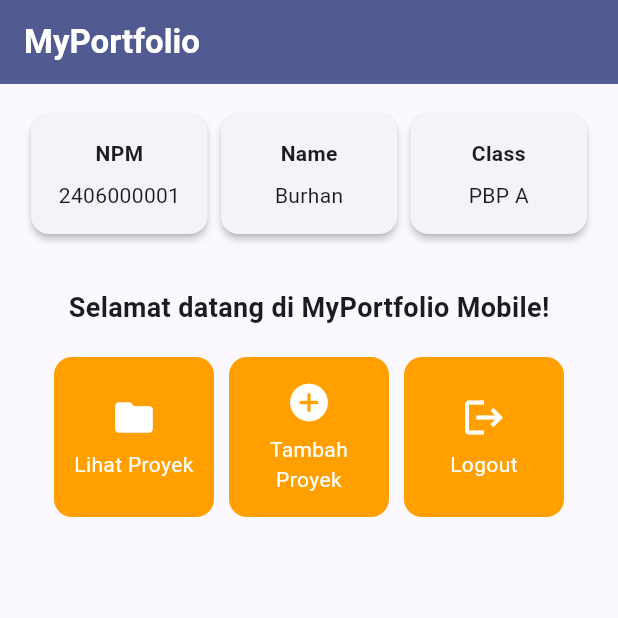
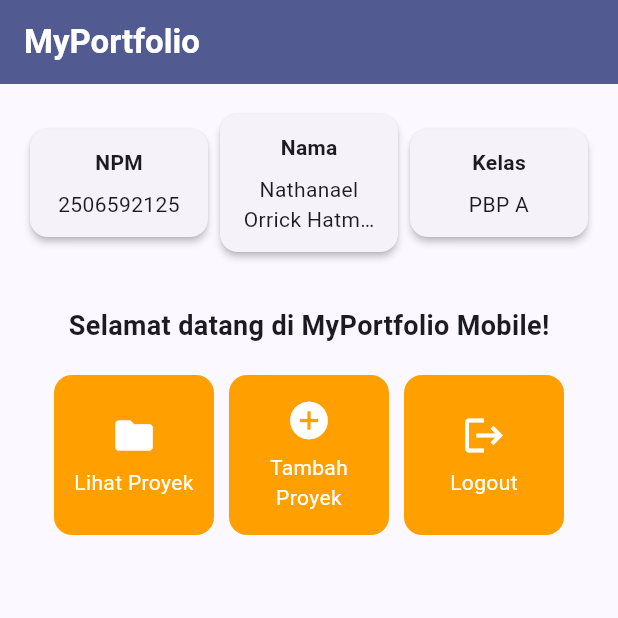
Before and after one commit to Vindicatree/my-portfolio_mobile, a Flutter app: the screen it shows after launch, on a phone screen of 412 x 824 dp, the top half of it. Run offline on Flutter 3.47's test engine with Material 3 defaults, Android fonts, the phone set to English and light mode, and no system bars.

Commit message:
Identitas dan kartu profil

```diff
--- a/lib/menu.dart
+++ b/lib/menu.dart
@@ -3,8 +3,8 @@ import 'package:flutter/material.dart';
 class MyHomePage extends StatelessWidget {
   MyHomePage({super.key});
 
-  final String npm = "2406000001";
-  final String nama = "Burhan";
+  final String npm = "2506592125";
+  final String nama = "Nathanael Orrick Hatmoko";
   final String kelas = "PBP A";
 
   final List<ItemHomepage> items = [
@@ -36,11 +36,10 @@ class MyHomePage extends StatelessWidget {
             children: [
                 // Baris horizontal untuk menampilkan 3 InfoCard secara sejajar.
                 Row(
-                mainAxisAlignment: MainAxisAlignment.spaceEvenly,
                 children: [
-                    InfoCard(title: 'NPM', content: npm),
-                    InfoCard(title: 'Name', content: nama),
-                    InfoCard(title: 'Class', content: kelas),
+                    Expanded(child: InfoCard(title: 'NPM', content: npm)),
+                    Expanded(child: InfoCard(title: 'Nama', content: nama)),
+                    Expanded(child: InfoCard(title: 'Kelas', content: kelas)),
                 ],
                 ),
 
@@ -97,9 +96,7 @@ class InfoCard extends StatelessWidget {
       // Memberikan efek bayangan kartu elevasi 2 unit.
       elevation: 2.0,
       child: Container(
-        // Menyesuaikan lebar kartu dengan proporsi layar (dibagi 3.5).
-        width: MediaQuery.of(context).size.width / 3.5,
-        padding: const EdgeInsets.all(16.0),
+        padding: const EdgeInsets.all(12.0),
         // Menyusun teks title dan content secara vertikal.
         child: Column(
           children: [
@@ -108,7 +105,12 @@ class InfoCard extends StatelessWidget {
               style: const TextStyle(fontWeight: FontWeight.bold),
             ),
             const SizedBox(height: 8.0),
-            Text(content),
+            Text(
+              content,
+              textAlign: TextAlign.center,
+              maxLines: 2,
+              overflow: TextOverflow.ellipsis,
+            ),
           ],
         ),
       ),
```
